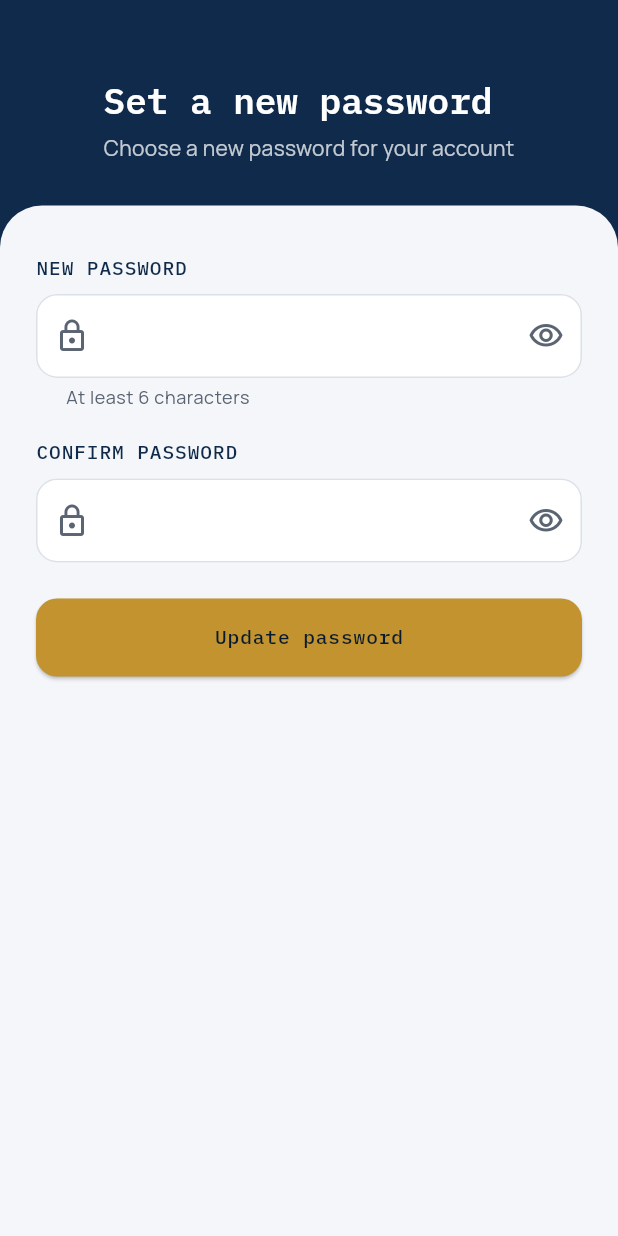
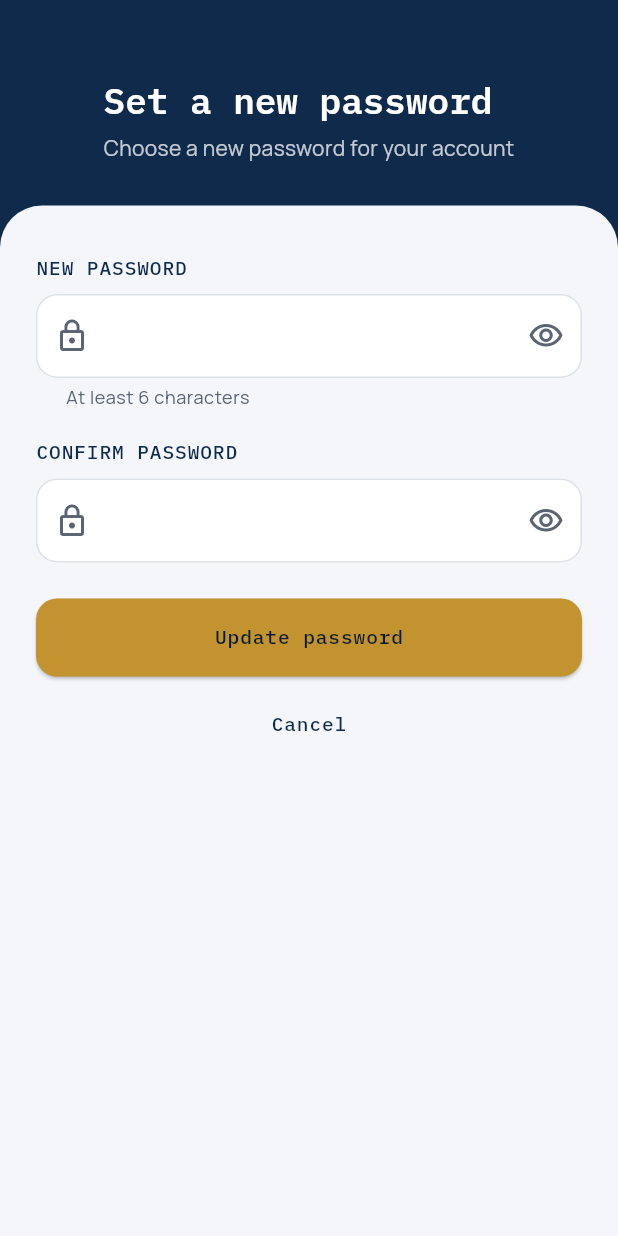
Before and after one commit to xiangzhi2003/UniLink---FYP, a Flutter app: the ResetPasswordScreen screen opened directly, on a phone screen of 412 x 824 dp. Run offline on Flutter 3.47's test engine with Material 3 defaults, Android fonts, the phone set to English and light mode, and no system bars; our stand-ins replace flutter_dotenv, flutter_riverpod, google_fonts, shared_preferences, supabase_flutter; accounts and stored records are empty.

Commit message:
Add a way out of the reset-password screen; drop the unreliable retry button
- reset_password_screen.dart had no escape hatch — a leftover pending
  reset from an earlier abandoned attempt would trap the user there on
  every future visit with no way back to login. Add a "Cancel" button
  that clears the pending flag and signs out.
- auth_gate.dart's error screen (shown for an expired/invalid link) had
  a "Continue" button that often didn't help, since the broken token
  usually stays in the URL and retrying in place can hit the same error
  again. Replace it with plain instructions to open the site fresh
  instead of an unreliable retry action.

Co-Authored-By: Claude Sonnet 5 <noreply@anthropic.com>

```diff
--- a/frontend/lib/screens/auth/reset_password_screen.dart
+++ b/frontend/lib/screens/auth/reset_password_screen.dart
@@ -23,6 +23,11 @@ class _ResetPasswordScreenState extends ConsumerState<ResetPasswordScreen> {
   bool _obscureConfirmPassword = true;
   bool _loading = false;
   String? _error;
+
+  Future<void> _cancel() async {
+    await clearRecoveryPending();
+    await ref.read(authServiceProvider).signOut();
+  }
 
   Future<void> _updatePassword() async {
     if (!_formKey.currentState!.validate()) return;
@@ -135,6 +140,13 @@ class _ResetPasswordScreenState extends ConsumerState<ResetPasswordScreen> {
                     : const Text('Update password'),
               ),
             ),
+            const SizedBox(height: 8),
+            Center(
+              child: TextButton(
+                onPressed: _loading ? null : _cancel,
+                child: const Text('Cancel'),
+              ),
+            ),
           ],
         ),
       ),
```
Also changed, not shown: frontend/lib/widgets/auth_gate.dart (+8 -6 lines).
